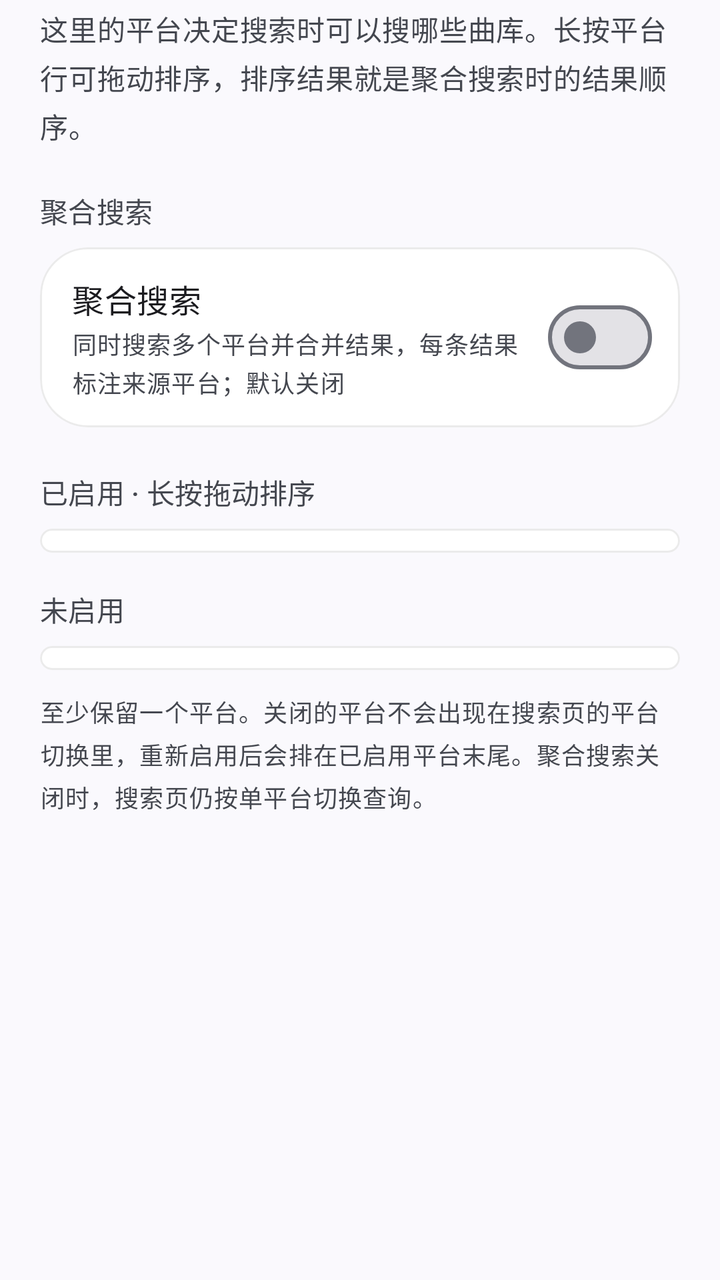
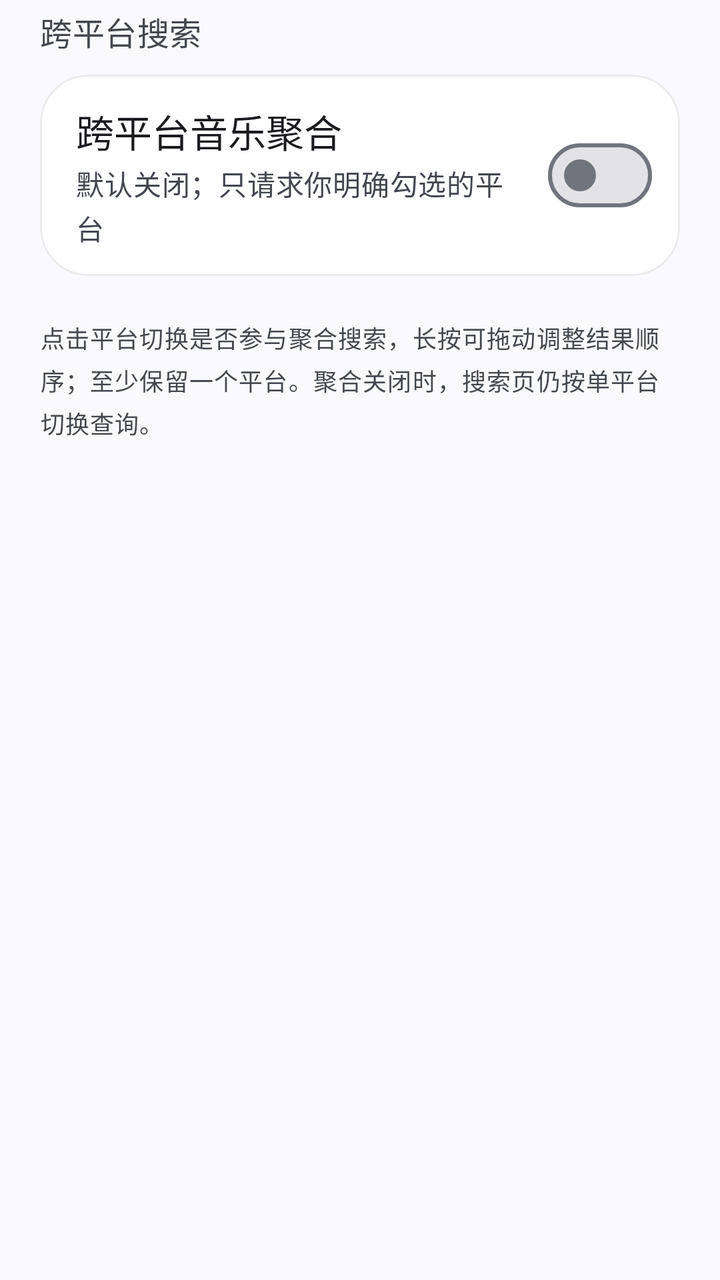

Screens rendered from an Android XML layout before and after an edit, with the pre-edit source and the edit as a unified diff.
<!-- AndroidManifest.xml: application theme Theme.QYMusic -->
<!-- res/layout/fragment_search_source.xml -->
<?xml version="1.0" encoding="utf-8"?>
<layout xmlns:android="http://schemas.android.com/apk/res/android"
    xmlns:app="http://schemas.android.com/apk/res-auto">

    <LinearLayout
        android:layout_width="match_parent"
        android:layout_height="wrap_content"
        android:orientation="vertical"
        android:paddingStart="20dp"
        android:paddingTop="4dp"
        android:paddingEnd="20dp"
        android:paddingBottom="32dp">

        <TextView
            android:layout_width="match_parent"
            android:layout_height="wrap_content"
            android:lineSpacingExtra="4dp"
            android:text="这里的平台决定搜索时可以搜哪些曲库。长按平台行可拖动排序，排序结果就是聚合搜索时的结果顺序。"
            android:textAppearance="@style/TextAppearance.Material3.BodyMedium"
            android:textColor="?attr/colorOnSurfaceVariant" />

        <TextView
            style="@style/TextAppearance.Material3.LabelLarge"
            android:layout_width="match_parent"
            android:layout_height="wrap_content"
            android:layout_marginTop="22dp"
            android:layout_marginBottom="8dp"
            android:text="聚合搜索"
            android:textColor="?attr/colorOnSurfaceVariant" />

        <com.google.android.material.card.MaterialCardView
            style="@style/Widget.Material3.CardView.Filled"
            android:layout_width="match_parent"
            android:layout_height="wrap_content"
            app:cardBackgroundColor="@color/module_card"
            app:cardCornerRadius="24dp"
            app:cardElevation="0dp"
            app:contentPadding="0dp"
            app:strokeColor="@color/module_stroke"
            app:strokeWidth="1dp">

            <LinearLayout
                android:layout_width="match_parent"
                android:layout_height="wrap_content"
                android:gravity="center_vertical"
                android:minHeight="76dp"
                android:orientation="horizontal"
                android:paddingStart="16dp"
                android:paddingTop="14dp"
                android:paddingEnd="14dp"
                android:paddingBottom="14dp">

                <LinearLayout
                    android:layout_width="0dp"
                    android:layout_height="wrap_content"
                    android:layout_weight="1"
                    android:orientation="vertical">

                    <TextView
                        android:layout_width="match_parent"
                        android:layout_height="wrap_content"
                        android:text="聚合搜索"
                        android:textAppearance="@style/TextAppearance.Material3.TitleMedium" />

                    <TextView
                        android:id="@+id/tv_aggregate_state"
                        android:layout_width="match_parent"
                        android:layout_height="wrap_content"
                        android:layout_marginTop="2dp"
                        android:lineSpacingExtra="2dp"
                        android:text="同时搜索多个平台并合并结果，每条结果标注来源平台；默认关闭"
                        android:textAppearance="@style/TextAppearance.Material3.BodySmall"
                        android:textColor="?attr/colorOnSurfaceVariant" />

                </LinearLayout>

                <com.google.android.material.materialswitch.MaterialSwitch
                    android:id="@+id/switch_aggregate"
                    android:layout_width="wrap_content"
                    android:layout_height="wrap_content"
                    android:layout_marginStart="12dp" />

            </LinearLayout>

        </com.google.android.material.card.MaterialCardView>

        <TextView
            style="@style/TextAppearance.Material3.LabelLarge"
            android:layout_width="match_parent"
            android:layout_height="wrap_content"
            android:layout_marginTop="22dp"
            android:layout_marginBottom="8dp"
            android:text="已启用 · 长按拖动排序"
            android:textColor="?attr/colorOnSurfaceVariant" />

        <com.google.android.material.card.MaterialCardView
            style="@style/Widget.Material3.CardView.Filled"
            android:layout_width="match_parent"
            android:layout_height="wrap_content"
            app:cardBackgroundColor="@color/module_card"
            app:cardCornerRadius="24dp"
            app:cardElevation="0dp"
            app:contentPadding="6dp"
            app:strokeColor="@color/module_stroke"
            app:strokeWidth="1dp">

            <androidx.recyclerview.widget.RecyclerView
                android:id="@+id/rv_platforms"
                android:layout_width="match_parent"
                android:layout_height="wrap_content"
                android:nestedScrollingEnabled="false"
                android:overScrollMode="never" />

        </com.google.android.material.card.MaterialCardView>

        <TextView
            style="@style/TextAppearance.Material3.LabelLarge"
            android:layout_width="match_parent"
            android:layout_height="wrap_content"
            android:layout_marginTop="18dp"
            android:layout_marginBottom="8dp"
            android:text="未启用"
            android:textColor="?attr/colorOnSurfaceVariant" />

        <com.google.android.material.card.MaterialCardView
            style="@style/Widget.Material3.CardView.Filled"
            android:layout_width="match_parent"
            android:layout_height="wrap_content"
            app:cardBackgroundColor="@color/module_card"
            app:cardCornerRadius="24dp"
            app:cardElevation="0dp"
            app:contentPadding="6dp"
            app:strokeColor="@color/module_stroke"
            app:strokeWidth="1dp">

            <LinearLayout
                android:layout_width="match_parent"
                android:layout_height="wrap_content"
                android:orientation="vertical">

                <LinearLayout
                    android:id="@+id/ll_disabled"
                    android:layout_width="match_parent"
                    android:layout_height="wrap_content"
                    android:orientation="vertical" />

                <TextView
                    android:id="@+id/tv_disabled_empty"
                    android:layout_width="match_parent"
                    android:layout_height="wrap_content"
                    android:padding="16dp"
                    android:text="三个平台都已启用"
                    android:textAppearance="@style/TextAppearance.Material3.BodyMedium"
                    android:textColor="?attr/colorOnSurfaceVariant"
                    android:visibility="gone" />

            </LinearLayout>

        </com.google.android.material.card.MaterialCardView>

        <TextView
            android:layout_width="match_parent"
            android:layout_height="wrap_content"
            android:layout_marginTop="12dp"
            android:lineSpacingExtra="4dp"
            android:text="至少保留一个平台。关闭的平台不会出现在搜索页的平台切换里，重新启用后会排在已启用平台末尾。聚合搜索关闭时，搜索页仍按单平台切换查询。"
            android:textAppearance="@style/TextAppearance.Material3.BodySmall"
            android:textColor="?attr/colorOnSurfaceVariant" />

    </LinearLayout>

</layout>
<!-- resources referenced by this layout -->
<resources>
  <color name="module_card">#FFFFFFFF</color>
  <color name="module_stroke">#14000000</color>
  <style name="Theme.QYMusic" parent="Theme.Material3.DynamicColors.DayNight.NoActionBar">
          
          <item name="android:statusBarColor">@android:color/transparent</item>
          <item name="android:navigationBarColor">@android:color/transparent</item>
          <item name="android:windowTranslucentStatus">false</item>
          <item name="android:windowLightStatusBar">true</item>
          <item name="android:windowLightNavigationBar" tools:targetApi="27">true</item>
          <item name="android:enforceNavigationBarContrast" tools:targetApi="29">false</item>
          
      </style>
</resources>

<!-- the commit's change to res/layout/fragment_search_source.xml (unified diff, before → after) -->
@@ -14,24 +14,16 @@
         <TextView
             android:layout_width="match_parent"
             android:layout_height="wrap_content"
-            android:lineSpacingExtra="4dp"
-            android:text="这里的平台决定搜索时可以搜哪些曲库。长按平台行可拖动排序，排序结果就是聚合搜索时的结果顺序。"
-            android:textAppearance="@style/TextAppearance.Material3.BodyMedium"
-            android:textColor="?attr/colorOnSurfaceVariant" />
-
-        <TextView
-            style="@style/TextAppearance.Material3.LabelLarge"
-            android:layout_width="match_parent"
-            android:layout_height="wrap_content"
-            android:layout_marginTop="22dp"
-            android:layout_marginBottom="8dp"
-            android:text="聚合搜索"
+            android:lineSpacingExtra="3dp"
+            android:text="跨平台搜索"
+            android:textAppearance="@style/TextAppearance.Material3.TitleMedium"
             android:textColor="?attr/colorOnSurfaceVariant" />
 
         <com.google.android.material.card.MaterialCardView
             style="@style/Widget.Material3.CardView.Filled"
             android:layout_width="match_parent"
             android:layout_height="wrap_content"
+            android:layout_marginTop="10dp"
             app:cardBackgroundColor="@color/module_card"
             app:cardCornerRadius="24dp"
             app:cardElevation="0dp"
@@ -43,9 +35,9 @@
                 android:layout_width="match_parent"
                 android:layout_height="wrap_content"
                 android:gravity="center_vertical"
-                android:minHeight="76dp"
+                android:minHeight="84dp"
                 android:orientation="horizontal"
-                android:paddingStart="16dp"
+                android:paddingStart="18dp"
                 android:paddingTop="14dp"
                 android:paddingEnd="14dp"
                 android:paddingBottom="14dp">
@@ -59,8 +51,9 @@
                     <TextView
                         android:layout_width="match_parent"
                         android:layout_height="wrap_content"
-                        android:text="聚合搜索"
-                        android:textAppearance="@style/TextAppearance.Material3.TitleMedium" />
+                        android:text="跨平台音乐聚合"
+                        android:textAppearance="@style/TextAppearance.Material3.TitleLarge"
+                        android:textSize="19sp" />
 
                     <TextView
                         android:id="@+id/tv_aggregate_state"
@@ -68,8 +61,8 @@
                         android:layout_height="wrap_content"
                         android:layout_marginTop="2dp"
                         android:lineSpacingExtra="2dp"
-                        android:text="同时搜索多个平台并合并结果，每条结果标注来源平台；默认关闭"
-                        android:textAppearance="@style/TextAppearance.Material3.BodySmall"
+                        android:text="默认关闭；只请求你明确勾选的平台"
+                        android:textAppearance="@style/TextAppearance.Material3.BodyMedium"
                         android:textColor="?attr/colorOnSurfaceVariant" />
 
                 </LinearLayout>
@@ -84,23 +77,15 @@
 
         </com.google.android.material.card.MaterialCardView>
 
-        <TextView
-            style="@style/TextAppearance.Material3.LabelLarge"
-            android:layout_width="match_parent"
-            android:layout_height="wrap_content"
-            android:layout_marginTop="22dp"
-            android:layout_marginBottom="8dp"
-            android:text="已启用 · 长按拖动排序"
-            android:textColor="?attr/colorOnSurfaceVariant" />
-
         <com.google.android.material.card.MaterialCardView
             style="@style/Widget.Material3.CardView.Filled"
             android:layout_width="match_parent"
             android:layout_height="wrap_content"
+            android:layout_marginTop="10dp"
             app:cardBackgroundColor="@color/module_card"
             app:cardCornerRadius="24dp"
             app:cardElevation="0dp"
-            app:contentPadding="6dp"
+            app:contentPadding="0dp"
             app:strokeColor="@color/module_stroke"
             app:strokeWidth="1dp">
 
@@ -114,56 +99,11 @@
         </com.google.android.material.card.MaterialCardView>
 
         <TextView
-            style="@style/TextAppearance.Material3.LabelLarge"
-            android:layout_width="match_parent"
-            android:layout_height="wrap_content"
-            android:layout_marginTop="18dp"
-            android:layout_marginBottom="8dp"
-            android:text="未启用"
-            android:textColor="?attr/colorOnSurfaceVariant" />
-
-        <com.google.android.material.card.MaterialCardView
-            style="@style/Widget.Material3.CardView.Filled"
-            android:layout_width="match_parent"
-            android:layout_height="wrap_content"
-            app:cardBackgroundColor="@color/module_card"
-            app:cardCornerRadius="24dp"
-            app:cardElevation="0dp"
-            app:contentPadding="6dp"
-            app:strokeColor="@color/module_stroke"
-            app:strokeWidth="1dp">
-
-            <LinearLayout
-                android:layout_width="match_parent"
-                android:layout_height="wrap_content"
-                android:orientation="vertical">
-
-                <LinearLayout
-                    android:id="@+id/ll_disabled"
-                    android:layout_width="match_parent"
-                    android:layout_height="wrap_content"
-                    android:orientation="vertical" />
-
-                <TextView
-                    android:id="@+id/tv_disabled_empty"
-                    android:layout_width="match_parent"
-                    android:layout_height="wrap_content"
-                    android:padding="16dp"
-                    android:text="三个平台都已启用"
-                    android:textAppearance="@style/TextAppearance.Material3.BodyMedium"
-                    android:textColor="?attr/colorOnSurfaceVariant"
-                    android:visibility="gone" />
-
-            </LinearLayout>
-
-        </com.google.android.material.card.MaterialCardView>
-
-        <TextView
             android:layout_width="match_parent"
             android:layout_height="wrap_content"
             android:layout_marginTop="12dp"
             android:lineSpacingExtra="4dp"
-            android:text="至少保留一个平台。关闭的平台不会出现在搜索页的平台切换里，重新启用后会排在已启用平台末尾。聚合搜索关闭时，搜索页仍按单平台切换查询。"
+            android:text="点击平台切换是否参与聚合搜索，长按可拖动调整结果顺序；至少保留一个平台。聚合关闭时，搜索页仍按单平台切换查询。"
             android:textAppearance="@style/TextAppearance.Material3.BodySmall"
             android:textColor="?attr/colorOnSurfaceVariant" />
 
